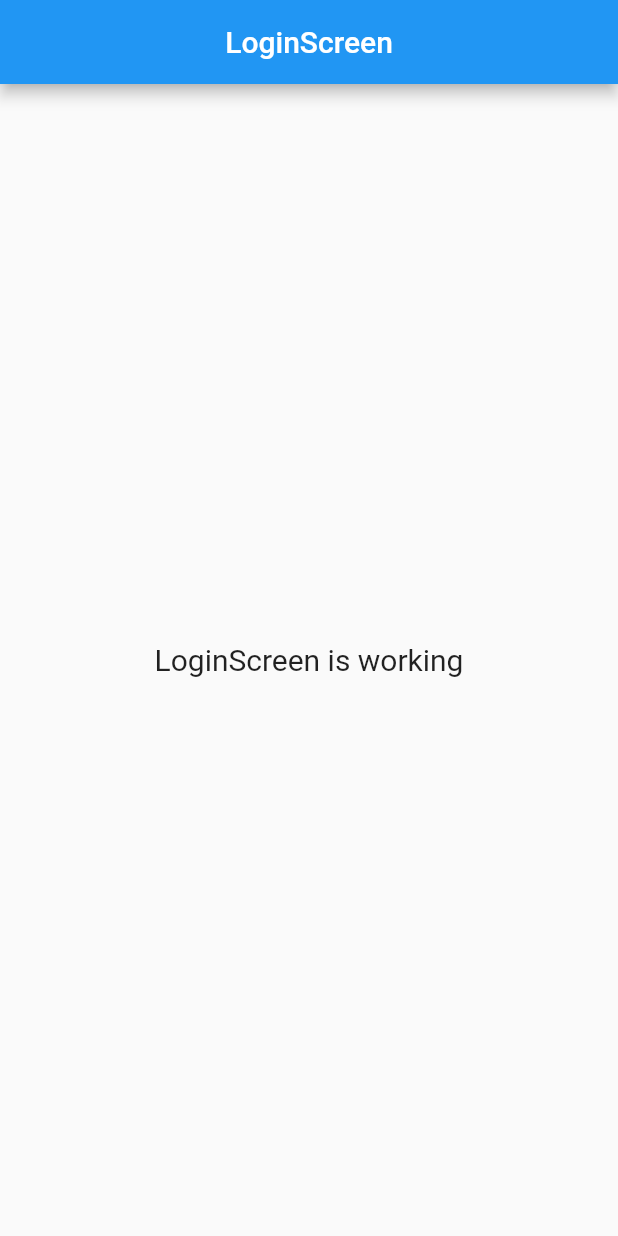
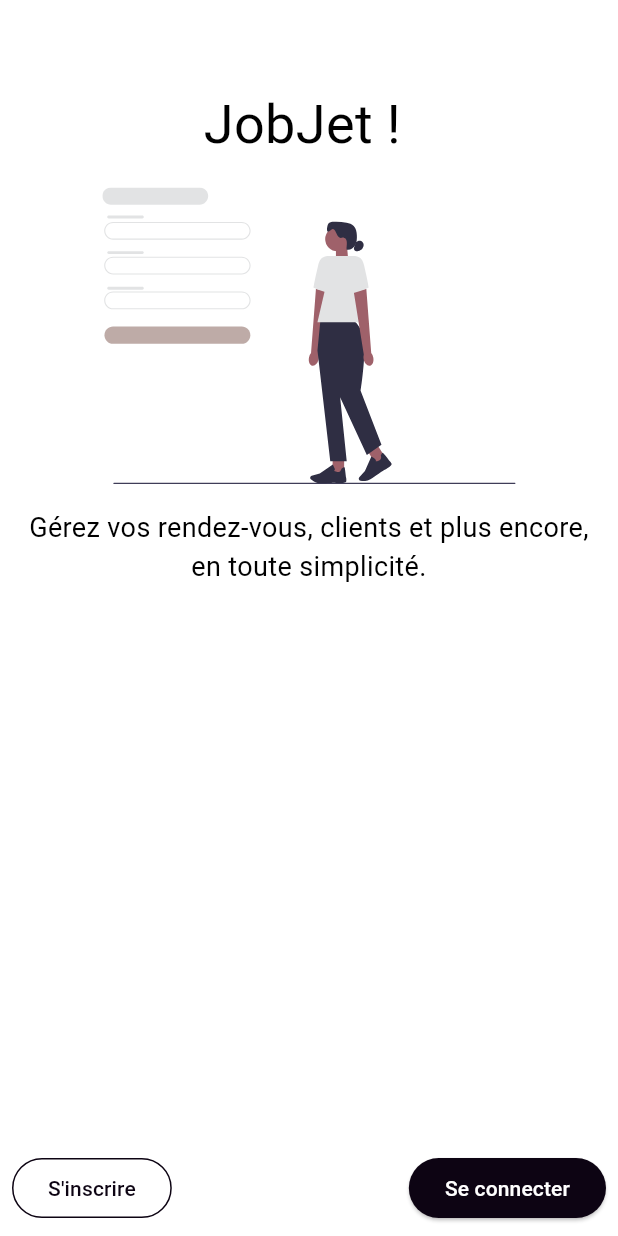
Before and after one commit to RayaneKettana/JobJet, a Flutter app: the screen it shows after launch, on a phone screen of 412 x 824 dp. Run offline on Flutter 3.47's test engine with Material 2 defaults, Android fonts, the phone set to English and light mode, and no system bars; our stand-ins replace firebase_auth, firebase_core, flutter_svg, get, sizer; accounts and stored records are empty; Roboto replaces fonts that are missing (ResistSansText).

Commit message:
Add splash screen and wip on login screen

```diff
--- a/lib/infrastructure/navigation/bindings/controllers/controllers_bindings.dart
+++ b/lib/infrastructure/navigation/bindings/controllers/controllers_bindings.dart
@@ -1,2 +1,3 @@
 export 'package:jobjet/infrastructure/navigation/bindings/controllers/home.controller.binding.dart';
 export 'package:jobjet/infrastructure/navigation/bindings/controllers/login.controller.binding.dart';
+export 'package:jobjet/infrastructure/navigation/bindings/controllers/splash.controller.binding.dart';
--- /dev/null
+++ b/lib/infrastructure/navigation/bindings/controllers/splash.controller.binding.dart
@@ -0,0 +1,12 @@
+import 'package:get/get.dart';
+
+import '../../../../presentation/splash/controllers/splash.controller.dart';
+
+class SplashControllerBinding extends Bindings {
+  @override
+  void dependencies() {
+    Get.lazyPut<SplashController>(
+      () => SplashController(),
+    );
+  }
+}
--- a/lib/infrastructure/navigation/navigation.dart
+++ b/lib/infrastructure/navigation/navigation.dart
@@ -36,5 +36,10 @@
       page: () => const LoginScreen(),
       binding: LoginControllerBinding(),
     ),
+    GetPage(
+      name: Routes.SPLASH,
+      page: () => const SplashScreen(),
+      binding: SplashControllerBinding(),
+    ),
   ];
 }
--- a/lib/infrastructure/navigation/routes.dart
+++ b/lib/infrastructure/navigation/routes.dart
@@ -1,9 +1,9 @@
 class Routes {
   static Future<String> get initialRoute async {
-    // TODO: implement method
-    return LOGIN;
+    return SPLASH;
   }
 
   static const HOME = '/home';
   static const LOGIN = '/login';
+  static const SPLASH = '/splash';
 }
--- a/lib/infrastructure/theme/theme.dart
+++ b/lib/infrastructure/theme/theme.dart
@@ -9,6 +9,14 @@
       style: ElevatedButton.styleFrom(
         foregroundColor: Colors.white,
         backgroundColor: jPrimaryColor,
+      ),
+    ),
+    outlinedButtonTheme: OutlinedButtonThemeData(
+      style: OutlinedButton.styleFrom(
+        foregroundColor: jPrimaryColor,
+        side: const BorderSide(
+          color: jPrimaryColor,
+        ),
       ),
     ),
     inputDecorationTheme: const InputDecorationTheme(
--- a/lib/main.dart
+++ b/lib/main.dart
@@ -1,10 +1,12 @@
 import 'package:firebase_core/firebase_core.dart';
 import 'package:flutter/material.dart';
 import 'package:get/get.dart';
+import 'package:sizer/sizer.dart';
 
 import 'firebase_options.dart';
 import 'infrastructure/navigation/navigation.dart';
 import 'infrastructure/navigation/routes.dart';
+import 'infrastructure/theme/theme.dart';
 
 void main() async {
   var initialRoute = await Routes.initialRoute;
@@ -17,13 +19,15 @@
 
 class Main extends StatelessWidget {
   final String initialRoute;
-  Main(this.initialRoute);
+  const Main(this.initialRoute, {super.key});
 
   @override
   Widget build(BuildContext context) {
-    return GetMaterialApp(
-      initialRoute: initialRoute,
-      getPages: Nav.routes,
+    return Sizer(
+      builder: (context, orientation, deviceType) {
+        return GetMaterialApp(
+            initialRoute: initialRoute, getPages: Nav.routes, theme: theme());
+      },
     );
   }
 }
--- a/lib/presentation/login/login.screen.dart
+++ b/lib/presentation/login/login.screen.dart
@@ -1,5 +1,4 @@
 import 'package:flutter/material.dart';
-
 import 'package:get/get.dart';
 
 import 'controllers/login.controller.dart';
@@ -8,15 +7,13 @@
   const LoginScreen({Key? key}) : super(key: key);
   @override
   Widget build(BuildContext context) {
-    return Scaffold(
-      appBar: AppBar(
-        title: const Text('LoginScreen'),
-        centerTitle: true,
-      ),
-      body: const Center(
-        child: Text(
-          'LoginScreen is working',
-          style: TextStyle(fontSize: 20),
+    return const Scaffold(
+      body: SafeArea(
+        child: Padding(
+          padding: EdgeInsets.all(8.0),
+          child: Column(
+            children: [],
+          ),
         ),
       ),
     );
--- a/lib/presentation/screens.dart
+++ b/lib/presentation/screens.dart
@@ -1,2 +1,3 @@
 export 'package:jobjet/presentation/home/home.screen.dart';
 export 'package:jobjet/presentation/login/login.screen.dart';
+export 'package:jobjet/presentation/splash/splash.screen.dart';
--- /dev/null
+++ b/lib/presentation/splash/controllers/splash.controller.dart
@@ -0,0 +1,23 @@
+import 'package:get/get.dart';
+
+class SplashController extends GetxController {
+  //TODO: Implement SplashController
+
+  final count = 0.obs;
+  @override
+  void onInit() {
+    super.onInit();
+  }
+
+  @override
+  void onReady() {
+    super.onReady();
+  }
+
+  @override
+  void onClose() {
+    super.onClose();
+  }
+
+  void increment() => count.value++;
+}
--- /dev/null
+++ b/lib/presentation/splash/splash.screen.dart
@@ -0,0 +1,55 @@
+import 'package:flutter/material.dart';
+import 'package:flutter_svg/flutter_svg.dart';
+import 'package:get/get.dart';
+import 'package:sizer/sizer.dart';
+
+import 'controllers/splash.controller.dart';
+
+class SplashScreen extends GetView<SplashController> {
+  const SplashScreen({Key? key}) : super(key: key);
+  @override
+  Widget build(BuildContext context) {
+    return Scaffold(
+      body: SafeArea(
+        child: Padding(
+          padding: const EdgeInsets.all(8.0),
+          child: Column(
+            children: [
+              SizedBox(
+                height: 6.0.h,
+              ),
+              const Text('JobJet ! ', style: TextStyle(fontSize: 36)),
+              SizedBox(
+                height: 2.0.h,
+              ),
+              SvgPicture.asset(
+                'assets/svg/sign_up.svg',
+                height: 24.0.h,
+              ),
+              SizedBox(
+                height: 2.0.h,
+              ),
+              const Text(
+                textAlign: TextAlign.center,
+                "Gérez vos rendez-vous, clients et plus encore, en toute simplicité.",
+                style: TextStyle(fontSize: 18),
+              ),
+              const Spacer(),
+              Row(
+                mainAxisAlignment: MainAxisAlignment
+                    .spaceBetween, // Align the buttons to opposite sides
+                children: [
+                  OutlinedButton(
+                    onPressed: () {},
+                    child: Text("S'inscrire"),
+                  ),
+                  ElevatedButton(onPressed: () {}, child: Text("Se connecter")),
+                ],
+              ),
+            ],
+          ),
+        ),
+      ),
+    );
+  }
+}
--- a/pubspec.yaml
+++ b/pubspec.yaml
@@ -14,6 +14,7 @@
   sizer: ^2.0.15
   firebase_core: ^2.15.0
   firebase_auth: ^4.7.2
+  flutter_svg: ^2.0.4
 
 dev_dependencies:
   flutter_lints: ^2.0.0
```
Also changed, not shown: assets/svg/calendar.svg (added), assets/svg/sign_up.svg (added), assets/svg/welcome_page.svg (added).
